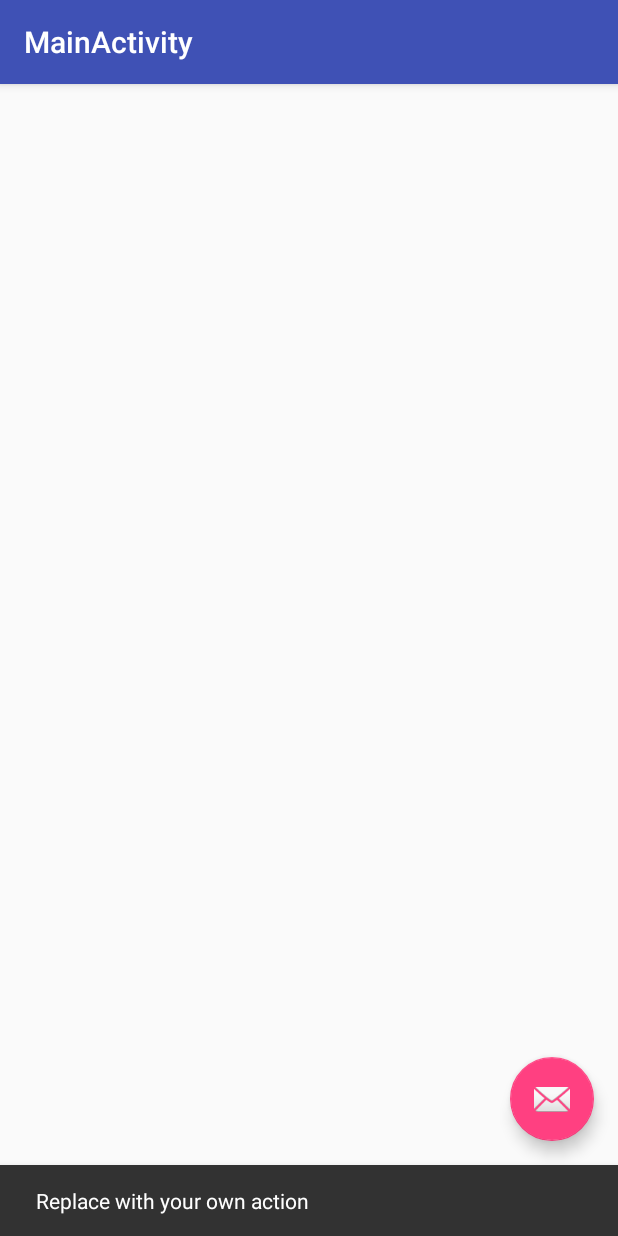
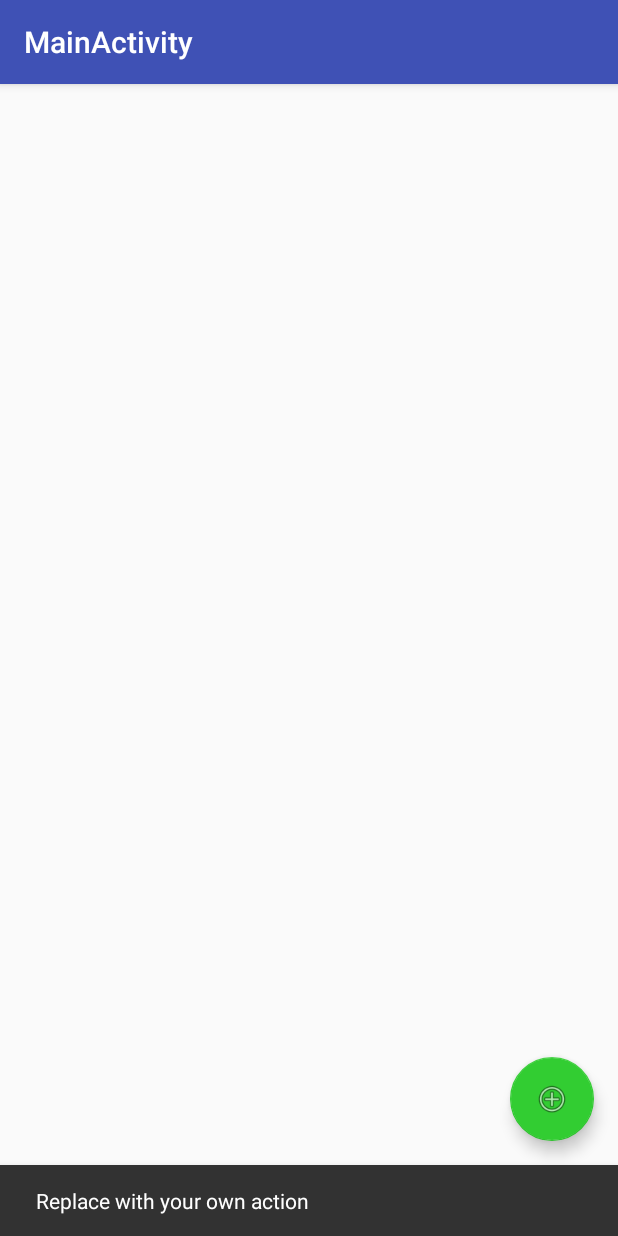
Before and after one commit to Didgeridone/Didgeridone-Android, an Android app: the MainActivity screen opened directly, with no data from a screen before it, after a tap on an icon or button, on a phone screen of 412 x 824 dp. Run offline under Robolectric (Android 15) with nearby library versions, the phone set to English and light mode, and no system bars.

Commit message:
:pear: lime green highlight color

```diff
--- a/app/src/main/res/layout/activity_main.xml
+++ b/app/src/main/res/layout/activity_main.xml
@@ -31,7 +31,7 @@
         android:layout_height="wrap_content"
         android:layout_gravity="bottom|end"
         android:layout_margin="@dimen/fab_margin"
-        android:src="@android:drawable/ic_dialog_email" />
+        android:src="@android:drawable/ic_menu_add" />
 
     <ListView
         android:layout_width="wrap_content"
--- a/app/src/main/res/values/colors.xml
+++ b/app/src/main/res/values/colors.xml
@@ -2,5 +2,5 @@
 <resources>
     <color name="colorPrimary">#3F51B5</color>
     <color name="colorPrimaryDark">#303F9F</color>
-    <color name="colorAccent">#FF4081</color>
+    <color name="colorAccent">#32cd32</color>
 </resources>
```
